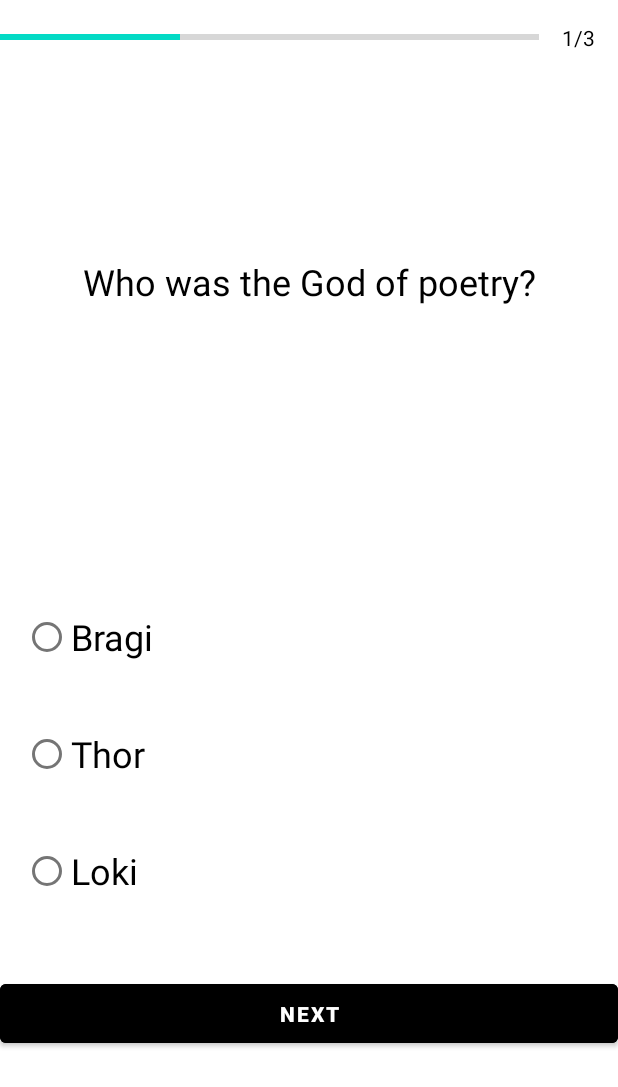
After one commit to ClaudiaAF/NorseTriviaGame, an Android app: the QuestionOneGods screen opened directly, with no data from a screen before it, on a phone screen of 412 x 824 dp. The commit adds this screen. Shown: the top 1087 px of the screen. Run offline under Robolectric (Android 15) with nearby library versions, the phone set to English and light mode, and no system bars.

Commit message:
Question one in Gods category is receiving and recording info

```diff
--- a/app/build.gradle
+++ b/app/build.gradle
@@ -1,6 +1,7 @@
 plugins {
     id 'com.android.application'
     id 'kotlin-android'
+    id 'kotlin-android-extensions'
 }
 
 android {
--- /dev/null
+++ b/app/src/main/java/com/example/norsetriviagame/QuestionOneGods.kt
@@ -0,0 +1,65 @@
+package com.example.norsetriviagame
+
+import android.content.Intent
+import androidx.appcompat.app.AppCompatActivity
+import android.os.Bundle
+import android.util.Log
+import android.view.View
+import android.widget.RadioButton
+import android.widget.Toast
+import kotlinx.android.synthetic.main.activity_question_one_gods.*
+
+class QuestionOneGods : AppCompatActivity() {
+    override fun onCreate(savedInstanceState: Bundle?) {
+        super.onCreate(savedInstanceState)
+        setContentView(R.layout.activity_question_one_gods)
+
+        window.decorView.systemUiVisibility = View.SYSTEM_UI_FLAG_FULLSCREEN
+
+        val questionsList = QuestionsGods.getQuestions()
+        Log.i("QuestionsList: ", "${questionsList.size}")
+
+        //set question number and array
+        val questionNumber: Int = 1
+        val question: Questions = questionsList[questionNumber-1]
+
+        //set UI elements to question 1
+        tv_question.text = question.question
+        rb_answer_one.text = question.optionOne
+        rb_answer_two.text = question.optionTwo
+        rb_answer_three.text = question.optionThree
+
+        pb_progressBar.progress = questionNumber
+        tv_progress.text = questionNumber.toString() + "/" + questionsList.size.toString()
+
+        //set a button on click listener
+        var answers: RadioButton
+        var correctAnswer: Int = 0
+
+        btn_next.setOnClickListener{
+            var id: Int = rg_options.checkedRadioButtonId
+            if(id != -1){
+                //capture answer
+                answers = findViewById(id)
+
+
+                // Toast.makeText(this,"Checked Answer: ${answers.text}", Toast.LENGTH_SHORT).show()
+
+
+
+                if (answers.text == question.optionOne){
+                    correctAnswer++
+                }
+
+                val intent = Intent(this, QuestionTwoGods::class.java)
+                intent.putExtra(QuestionsGods.CORRECT_ANSWER, correctAnswer)
+                startActivity(intent)
+                finish()
+            } else {
+                // if no button checked
+                Toast.makeText(this,"Please select your answer", Toast.LENGTH_SHORT).show()
+            }
+        }
+
+    }
+}
--- a/app/src/main/java/com/example/norsetriviagame/QuestionsGods.kt
+++ b/app/src/main/java/com/example/norsetriviagame/QuestionsGods.kt
@@ -1,8 +1,13 @@
 package com.example.norsetriviagame
 
-object QuestionsGods {fun getQuestions(): ArrayList<Questions> {
+object QuestionsGods {
+
+    const val CORRECT_ANSWER : String = "correctAnswer"
+
+    fun getQuestions(): ArrayList<Questions> {
+
+
         val questionsList = ArrayList<Questions>()
-
         val que1 = Questions(
                 1,
                 "Who was the God of poetry?",
--- a/app/src/main/res/layout/activity_categories_page2.xml
+++ b/app/src/main/res/layout/activity_categories_page2.xml
@@ -62,6 +62,7 @@ android:orientation="vertical">
     android:backgroundTint="@color/white"/>
 
 <com.google.android.material.button.MaterialButton
+    android:id="@+id/gods_category"
     android:layout_marginTop="40dp"
     android:layout_width="300dp"
     android:layout_height="90dp"
--- /dev/null
+++ b/app/src/main/res/layout/activity_question_one_gods.xml
@@ -0,0 +1,123 @@
+<?xml version="1.0" encoding="utf-8"?>
+<RelativeLayout xmlns:android="http://schemas.android.com/apk/res/android"
+    xmlns:app="http://schemas.android.com/apk/res-auto"
+    xmlns:tools="http://schemas.android.com/tools"
+    android:layout_width="match_parent"
+    android:layout_height="match_parent"
+    android:orientation="vertical"
+    tools:context=".QuestionOneGods">
+    <LinearLayout
+        android:layout_width="match_parent"
+        android:layout_height="wrap_content"
+        android:orientation="horizontal"
+        android:gravity="center">
+
+        <ProgressBar
+            android:id="@+id/pb_progressBar"
+            android:layout_width="wrap_content"
+            android:layout_height="wrap_content"
+            style="?android:attr/progressBarStyleHorizontal"
+            android:max="3"
+            android:progress="1"
+            android:minHeight="50dp"
+            android:indeterminate="false"
+            android:layout_weight="1">
+
+        </ProgressBar>
+
+        <TextView
+            android:id="@+id/tv_progress"
+            android:layout_width="wrap_content"
+            android:layout_height="wrap_content"
+            android:text="1/3"
+            android:gravity="center"
+            android:padding="15dp"
+            android:textSize="14dp"
+            android:textColor="@color/black">
+
+        </TextView>
+
+
+    </LinearLayout>
+
+<!--    <ImageView-->
+<!--        android:id="@+id/myImageView"-->
+<!--        android:layout_width="wrap_content"-->
+<!--        android:layout_height="wrap_content"-->
+<!--        android:src="@drawable/image_que_one"-->
+<!--        android:scaleType="fitStart"/>-->
+
+    <LinearLayout
+        android:layout_width="match_parent"
+        android:layout_height="wrap_content"
+        android:orientation="vertical"
+        android:gravity="center"
+        >
+
+        <TextView
+            android:id="@+id/tv_question"
+            android:layout_width="wrap_content"
+            android:layout_height="wrap_content"
+            android:layout_margin="1dp"
+            android:textAlignment="center"
+            android:textSize="24sp"
+            android:paddingTop="170dp"
+            android:text="The question will go here.The question will go here."
+            android:textColor="@color/black"/>
+
+        <RadioGroup
+            android:id="@+id/rg_options"
+            android:layout_width="match_parent"
+            android:layout_height="wrap_content"
+            android:padding="15dp"
+            android:layout_marginTop="180dp">
+
+            <RadioButton
+                android:id="@+id/rb_answer_one"
+                android:layout_width="match_parent"
+                android:layout_height="wrap_content"
+                android:text="Answer 1"
+                android:textSize="24sp"
+                android:layout_marginBottom="30dp">
+
+            </RadioButton>
+
+            <RadioButton
+                android:id="@+id/rb_answer_two"
+                android:layout_width="match_parent"
+                android:layout_height="wrap_content"
+                android:text="Answer 2"
+                android:textSize="24sp"
+                android:layout_marginBottom="30dp">
+
+            </RadioButton>
+            <RadioButton
+                android:id="@+id/rb_answer_three"
+                android:layout_width="match_parent"
+                android:layout_height="wrap_content"
+                android:text="Answer 3"
+                android:textSize="24sp"
+                android:layout_marginBottom="30dp">
+
+            </RadioButton>
+
+
+
+        </RadioGroup>
+
+        <Button
+            android:id="@+id/btn_next"
+            android:layout_width="match_parent"
+            android:layout_height="wrap_content"
+            android:backgroundTint="@color/black"
+            android:gravity="end"
+            android:text="Next"
+            android:padding="10dp"
+            android:textAlignment="center"
+            android:textStyle="bold"
+            tools:ignore="RtlCompat"></Button>
+    </LinearLayout>
+
+
+
+</RelativeLayout>
```
Also changed, not shown: app/src/main/AndroidManifest.xml (+5 -2 lines), app/src/main/java/com/example/norsetriviagame/CategoriesPage.kt (+9 -0 lines), app/src/main/java/com/example/norsetriviagame/QuestionThreeGods.kt (added, +11 -0 lines), app/src/main/java/com/example/norsetriviagame/QuestionTwoGods.kt (added, +11 -0 lines), app/src/main/res/layout/activity_question_three_gods.xml (added, +9 -0 lines), app/src/main/res/layout/activity_question_two_gods.xml (added, +9 -0 lines), app/src/main/res/drawable/image_que_one.jpg (added). Lines whose indentation alone changed are shown as unchanged.
